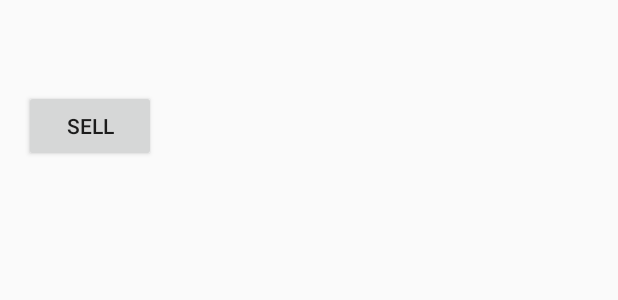
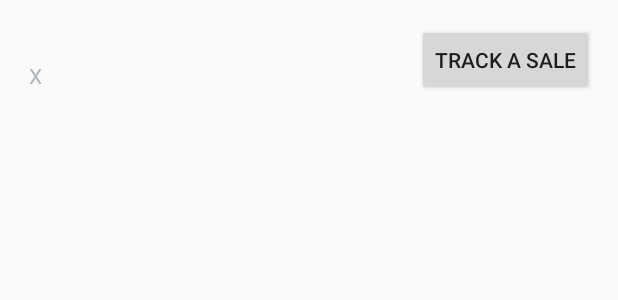
Before and after one commit to mylesieong/InventoryApp, an Android app: the layout list_item.xml on its own in the app's theme, with its tools: preview values and no code run, on a phone screen of 412 x 824 dp. Shown: the top 300 px of the screen. Run offline under Robolectric (Android 15) with nearby library versions, the light colour scheme and no system bars.

Commit message:
Modify the list item layout arrangement

```diff
--- a/app/src/main/java/com/myles/udacity/inventoryapp/InventoryCursorAdapter.java
+++ b/app/src/main/java/com/myles/udacity/inventoryapp/InventoryCursorAdapter.java
@@ -36,9 +36,10 @@ public class InventoryCursorAdapter extends CursorAdapter {
     @Override
     public void bindView(View view, Context context, Cursor cursor) {
         Log.v("myles", "invoke bindView method");
-        TextView nameTextView = (TextView) view.findViewById(R.id.name);
-        TextView summaryTextView = (TextView) view.findViewById(R.id.summary);
-        Button sellButton = (Button)view.findViewById(R.id.button_sell);
+        TextView productNameTextView = (TextView) view.findViewById(R.id.text_product_name);
+        TextView priceTextView = (TextView) view.findViewById(R.id.text_price);
+        TextView quantityTextView = (TextView) view.findViewById(R.id.text_quantity);
+        Button trackASellButton = (Button)view.findViewById(R.id.button_track_a_sell);
 
         int nameColumnIndex = cursor.getColumnIndex(InventoryEntry.COLUMN_PET_NAME);
         int breedColumnIndex = cursor.getColumnIndex(InventoryContract.InventoryEntry.COLUMN_PET_BREED);
@@ -50,13 +51,14 @@ public class InventoryCursorAdapter extends CursorAdapter {
             petBreed = context.getString(R.string.unknown_breed);
         }
 
-        nameTextView.setText(petName);
-        summaryTextView.setText(petBreed);
+        productNameTextView.setText(petName);
+        priceTextView.setText(petBreed);
+        quantityTextView.setText(petBreed);
 
         Log.v("myles_debug", "current id is:" + cursor.getLong(cursor.getColumnIndex("_id")));
         IdLocationListener buttonOnClickListener = new IdLocationListener();
         buttonOnClickListener.setId(cursor.getLong(cursor.getColumnIndex("_id"))).setContext(context);
-        sellButton.setOnClickListener(buttonOnClickListener);
+        trackASellButton.setOnClickListener(buttonOnClickListener);
 
         IdLocationListener viewOnClickListener = new IdLocationListener();
         viewOnClickListener.setId(cursor.getLong(cursor.getColumnIndex("_id"))).setContext(context);
--- a/app/src/main/res/layout/list_item.xml
+++ b/app/src/main/res/layout/list_item.xml
@@ -1,30 +1,61 @@
 <?xml version="1.0" encoding="utf-8"?>
-<LinearLayout
-    xmlns:android="http://schemas.android.com/apk/res/android"
+<LinearLayout xmlns:android="http://schemas.android.com/apk/res/android"
     android:layout_width="match_parent"
     android:layout_height="wrap_content"
-    android:orientation="vertical"
+    android:orientation="horizontal"
     android:padding="@dimen/activity_margin">
 
+    <LinearLayout
+        android:layout_width="0dp"
+        android:layout_height="match_parent"
+        android:layout_weight="1"
+        android:orientation="vertical">
+
         <TextView
-        android:id="@+id/name"
+            android:id="@+id/text_product_name"
             android:layout_width="wrap_content"
             android:layout_height="wrap_content"
             android:fontFamily="sans-serif-medium"
             android:textAppearance="?android:textAppearanceMedium"
-        android:textColor="#2B3D4D"  />
+            android:textColor="#2B3D4D" />
+
+        <LinearLayout
+            android:layout_width="match_parent"
+            android:layout_height="wrap_content"
+            android:orientation="horizontal">
 
             <TextView
-        android:id="@+id/summary"
+                android:id="@+id/text_price"
                 android:layout_width="wrap_content"
                 android:layout_height="wrap_content"
                 android:fontFamily="sans-serif"
                 android:textAppearance="?android:textAppearanceSmall"
-        android:textColor="#AEB6BD"  />
+                android:textColor="#AEB6BD" />
+
+            <TextView
+                android:layout_width="wrap_content"
+                android:layout_height="wrap_content"
+                android:fontFamily="sans-serif"
+                android:textAppearance="?android:textAppearanceSmall"
+                android:textColor="#AEB6BD"
+                android:text=" X "/>
+
+            <TextView
+                android:id="@+id/text_quantity"
+                android:layout_width="wrap_content"
+                android:layout_height="wrap_content"
+                android:fontFamily="sans-serif"
+                android:textAppearance="?android:textAppearanceSmall"
+                android:textColor="#AEB6BD" />
+
+        </LinearLayout>
+    </LinearLayout>
 
     <Button
-        android:id="@+id/button_sell"
+        android:id="@+id/button_track_a_sell"
         android:layout_width="wrap_content"
         android:layout_height="wrap_content"
-        android:text="Sell"/>
+        android:textAllCaps="true"
+        android:text="Track a sale" />
+
 </LinearLayout>
```
Lines whose indentation alone changed are shown as unchanged.
